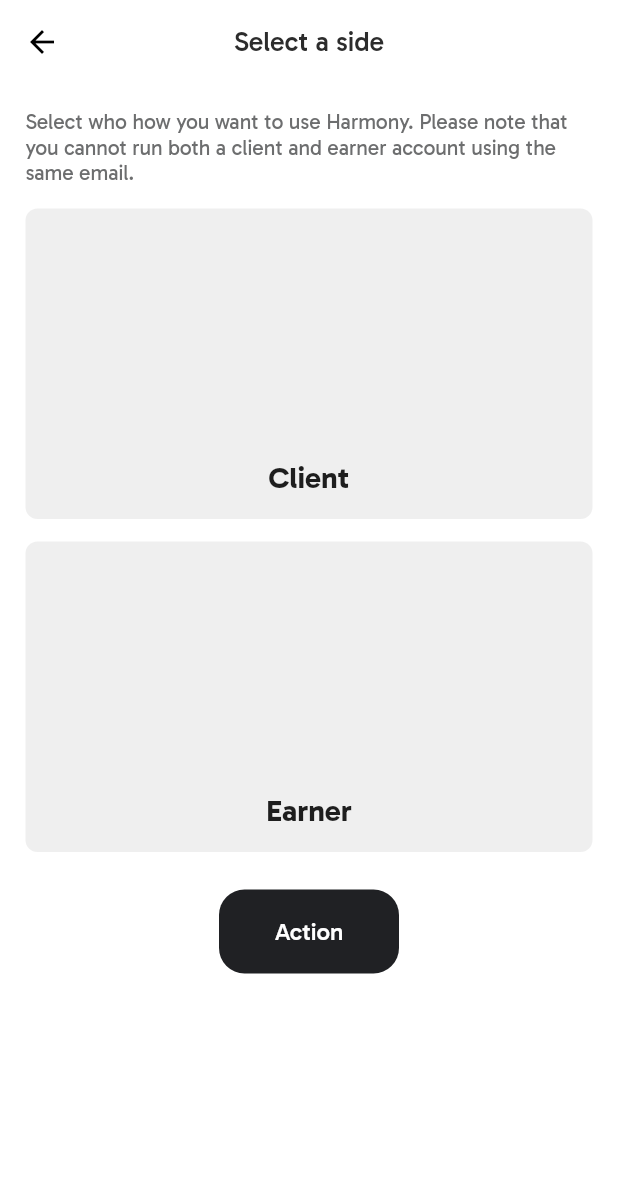
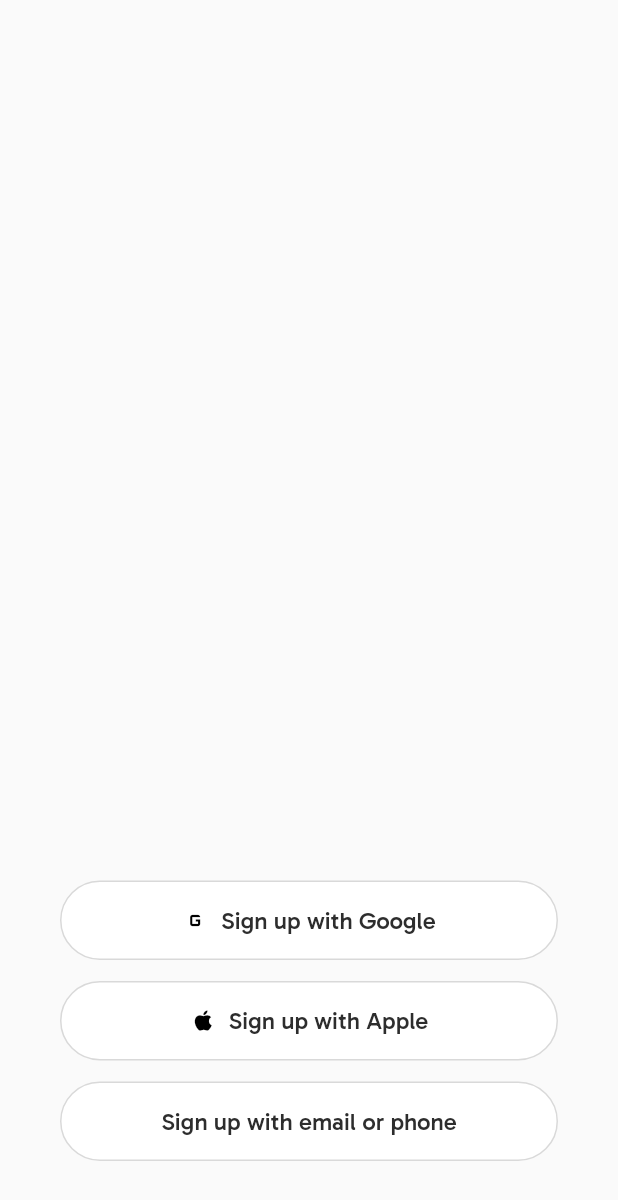
Before and after one commit to parallelbox-lab/harmony_mobilee, a Flutter app: the ChooseUserTypeView screen opened by its route, after a tap on "Action", on a phone screen of 412 x 824 dp. Shown: the top 1200 px of the screen. Run offline on Flutter 3.47's test engine with Material 2 defaults, Android fonts, the phone set to English and light mode, and no system bars; our stand-ins replace flutter_screenutil, flutter_svg, get_it, stacked.

Commit message:
signup method UI added

```diff
--- /dev/null
+++ b/lib/app/authentication/presentation/screens/signup_type_select/signup_type_select.dart
@@ -0,0 +1,124 @@
+import 'package:flutter/material.dart';
+import 'package:flutter_screenutil/flutter_screenutil.dart';
+import 'package:harmony_mobile/core/navigation/app_router.dart';
+
+class SignupType extends StatelessWidget {
+  const SignupType({Key? key}) : super(key: key);
+
+  @override
+  Widget build(BuildContext context) {
+    return Scaffold(
+      body: SafeArea(
+        child: Padding(
+          padding: EdgeInsets.symmetric(horizontal: 40.0.w, vertical: 50),
+          child: Column(
+            crossAxisAlignment: CrossAxisAlignment.start,
+            mainAxisAlignment: MainAxisAlignment.end,
+            children: [
+              Container(
+                width: double.infinity,
+                padding:
+                    const EdgeInsets.symmetric(horizontal: 24, vertical: 16),
+                clipBehavior: Clip.antiAlias,
+                decoration: ShapeDecoration(
+                  color: Colors.white,
+                  shape: RoundedRectangleBorder(
+                    side: const BorderSide(width: 1, color: Color(0xFFD9D9D9)),
+                    borderRadius: BorderRadius.circular(50),
+                  ),
+                ),
+                child:
+                    Row(mainAxisAlignment: MainAxisAlignment.center, children: [
+                  Icon(
+                    Icons.g_mobiledata_outlined,
+                    size: 18.sp,
+                    color: Colors.black,
+                  ),
+                  SizedBox(
+                    width: 8.w,
+                  ),
+                  Text(
+                    'Sign up with Google',
+                    textAlign: TextAlign.center,
+                    style: TextStyle(
+                      color: const Color(0xFF2D2D2D),
+                      fontSize: 16.sp,
+                      fontFamily: 'Gabarito',
+                      fontWeight: FontWeight.w500,
+                    ),
+                  )
+                ]),
+              ),
+              SizedBox(
+                height: 14.h,
+              ),
+              Container(
+                width: double.infinity,
+                padding:
+                    const EdgeInsets.symmetric(horizontal: 24, vertical: 16),
+                clipBehavior: Clip.antiAlias,
+                decoration: ShapeDecoration(
+                  color: Colors.white,
+                  shape: RoundedRectangleBorder(
+                    side: const BorderSide(width: 1, color: Color(0xFFD9D9D9)),
+                    borderRadius: BorderRadius.circular(50),
+                  ),
+                ),
+                child:
+                    Row(mainAxisAlignment: MainAxisAlignment.center, children: [
+                  Icon(
+                    Icons.apple,
+                    size: 18.sp,
+                    color: Colors.black,
+                  ),
+                  SizedBox(
+                    width: 8.w,
+                  ),
+                  Text(
+                    'Sign up with Apple',
+                    textAlign: TextAlign.center,
+                    style: TextStyle(
+                      color: const Color(0xFF2D2D2D),
+                      fontSize: 16.sp,
+                      fontFamily: 'Gabarito',
+                      fontWeight: FontWeight.w500,
+                    ),
+                  )
+                ]),
+              ),
+              SizedBox(
+                height: 14.h,
+              ),
+              GestureDetector(
+                onTap: () => Navigator.pushNamed(context, Routes.signupEmail),
+                child: Container(
+                    width: double.infinity,
+                    padding: const EdgeInsets.symmetric(
+                        horizontal: 24, vertical: 16),
+                    clipBehavior: Clip.antiAlias,
+                    decoration: ShapeDecoration(
+                      color: Colors.white,
+                      shape: RoundedRectangleBorder(
+                        side: const BorderSide(
+                            width: 1, color: Color(0xFFD9D9D9)),
+                        borderRadius: BorderRadius.circular(50),
+                      ),
+                    ),
+                    child: Text(
+                      'Sign up with email or phone',
+                      textAlign: TextAlign.center,
+                      style: TextStyle(
+                        color: const Color(0xFF2D2D2D),
+                        fontSize: 16.sp,
+                        fontFamily: 'Gabarito',
+                        fontWeight: FontWeight.w500,
+                      ),
+                    )),
+              )
+            ],
+          ),
+        ),
+      ),
+    );
+  }
+}
--- a/lib/app/user_type_module/presentation/screens/choose_user_type_view.dart
+++ b/lib/app/user_type_module/presentation/screens/choose_user_type_view.dart
@@ -115,12 +115,11 @@ class ChooseUserTypeView extends StatelessWidget {
               ),
               GestureDetector(
                 onTap: () =>
-                    Navigator.pushNamed(context, Routes.chooseUserTypeRoute),
+                    Navigator.pushNamed(context, Routes.signupTypeRoute),
                 child: Container(
                   width: 120.w,
                   height: 56.h,
                   padding: const EdgeInsets.all(8),
-                  clipBehavior: Clip.antiAlias,
                   decoration: ShapeDecoration(
                     color: const Color(0xFF202124),
                     shape: RoundedRectangleBorder(
--- a/lib/core/navigation/app_router.dart
+++ b/lib/core/navigation/app_router.dart
@@ -1,4 +1,6 @@
 import 'package:flutter/material.dart';
+import 'package:harmony_mobile/app/authentication/presentation/screens/signup_type_select/signup_type_select.dart';
+import 'package:harmony_mobile/app/authentication/presentation/screens/singup_email_phone/signup_email_phone.dart';
 import 'package:harmony_mobile/app/splash/presentation/screen/splash_screen.dart';
 import 'package:harmony_mobile/app/user_type_module/presentation/screens/choose_user_type_view.dart';
 
@@ -7,7 +9,9 @@ class Routes {
   static const String splashRoute = "/splash";
   static const String onboaringRoute = "/onboarding";
   static const String loginRoute = "/login";
-  static const String chooseUserTypeRoute = "/login";
+  static const String chooseUserTypeRoute = "/choose-user-type";
+  static const String signupTypeRoute = "/signup-type";
+  static const String signupEmail = "/signup-email";
   static const String createAccountRoute = "/create-account";
   static const String forgetPasswordRoute = "/forget-password";
 }
@@ -19,8 +23,10 @@ class RouteGenerator {
         return MaterialPageRoute(builder: (_) => const SplashScreen());
       case Routes.chooseUserTypeRoute:
         return MaterialPageRoute(builder: (_) => const ChooseUserTypeView());
-      // case Routes.loginRoute:
-      //   return MaterialPageRoute(builder: (_) => const LoginView());
+      case Routes.signupTypeRoute:
+        return MaterialPageRoute(builder: (_) => const SignupType());
+      case Routes.signupEmail:
+        return MaterialPageRoute(builder: (_) => const SignupEmailPhone());
       // case Routes.createAccountRoute:
       //   return MaterialPageRoute(builder: (_) => const CreateAccountView());
       // case Routes.forgetPasswordRoute:
--- a/lib/main.dart
+++ b/lib/main.dart
@@ -22,7 +22,7 @@ class MyApp extends StatelessWidget {
         debugShowCheckedModeBanner: false,
         initialRoute: Routes.splashRoute,
         onGenerateRoute: RouteGenerator.getRoute,
-        theme: ThemeData(),
+        theme: ThemeData(fontFamily: "Gabarito"),
       ),
     );
   }
```
